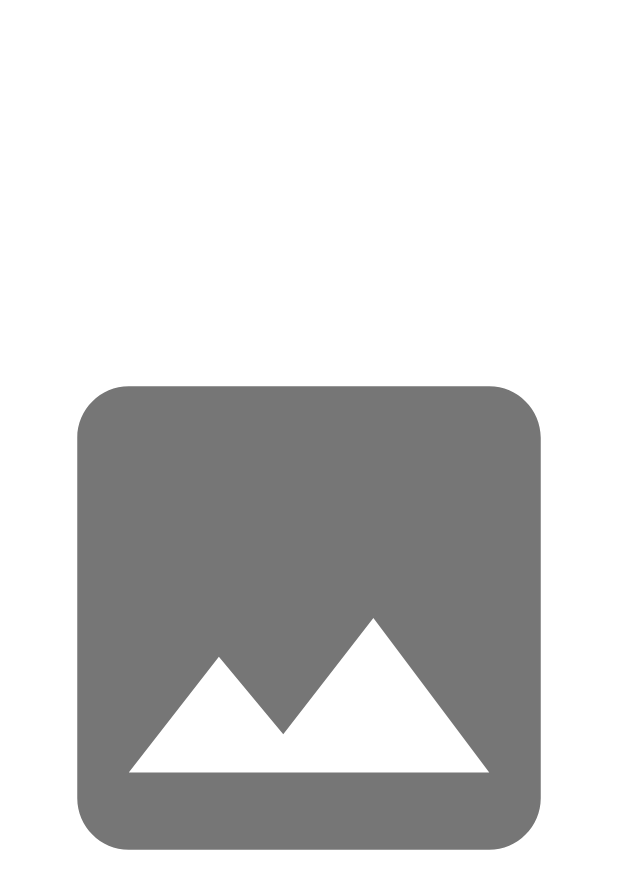
After one commit to ykwei1127/invAPP-app, an Android app: the ImagePage screen opened through its navigation route, on a phone screen of 412 x 824 dp. The commit adds this screen. Shown: the top 889 px of the screen. Run offline under Robolectric (Android 15) with nearby library versions, the phone set to English and light mode, and no system bars; our stand-ins replace Volley; network calls fail; pictures from the network do not load; Roboto replaces fonts that are not available here.

Commit message:
使用glide抓url圖片，點擊圖片後會進入fragment放大圖片(未介接)

```diff
--- a/app/build.gradle
+++ b/app/build.gradle
@@ -51,6 +51,9 @@ dependencies {
 //    implementation("com.squareup.okhttp3:okhttp")
 //    implementation("com.squareup.okhttp3:logging-interceptor")
 
+    implementation 'com.github.bumptech.glide:glide:4.12.0'
+    annotationProcessor 'com.github.bumptech.glide:compiler:4.12.0'
+
     implementation("com.android.volley:volley:1.2.1")
     implementation 'com.beust:klaxon:5.5'
 
--- /dev/null
+++ b/app/src/main/java/com/example/invapp/share/ImagePage.kt
@@ -0,0 +1,40 @@
+package com.example.invapp.share
+
+import android.os.Bundle
+import androidx.fragment.app.Fragment
+import android.view.LayoutInflater
+import android.view.View
+import android.view.ViewGroup
+import android.widget.ImageView
+import com.bumptech.glide.Glide
+import com.example.invapp.R
+
+
+class ImagePage : Fragment() {
+    override fun onCreate(savedInstanceState: Bundle?) {
+        super.onCreate(savedInstanceState)
+    }
+
+    override fun onCreateView(
+        inflater: LayoutInflater, container: ViewGroup?,
+        savedInstanceState: Bundle?
+    ): View? {
+        // Inflate the layout for this fragment
+        return inflater.inflate(R.layout.fragment_image_page, container, false)
+    }
+
+    override fun onActivityCreated(savedInstanceState: Bundle?) {
+        super.onActivityCreated(savedInstanceState)
+
+        val imageURL = arguments?.getString("imageURL").toString()
+        val imageView = requireView().findViewById<ImageView>(R.id.imageView_large)
+        Glide.with(this)
+            .load(imageURL)
+            .placeholder(R.drawable.ic_baseline_photo_24)
+            .into(imageView)
+        imageView.setOnClickListener {
+            requireActivity().onBackPressed()
+        }
+    }
+
+}
--- /dev/null
+++ b/app/src/main/res/layout/fragment_image_page.xml
@@ -0,0 +1,19 @@
+<?xml version="1.0" encoding="utf-8"?>
+<androidx.constraintlayout.widget.ConstraintLayout xmlns:android="http://schemas.android.com/apk/res/android"
+    xmlns:app="http://schemas.android.com/apk/res-auto"
+    xmlns:tools="http://schemas.android.com/tools"
+    android:layout_width="match_parent"
+    android:layout_height="match_parent"
+    tools:context=".share.ImagePage">
+
+    <ImageView
+        android:id="@+id/imageView_large"
+        android:layout_width="0dp"
+        android:layout_height="0dp"
+        android:src="@drawable/ic_baseline_photo_24"
+        app:layout_constraintBottom_toBottomOf="parent"
+        app:layout_constraintEnd_toEndOf="parent"
+        app:layout_constraintStart_toStartOf="parent"
+        app:layout_constraintTop_toTopOf="parent" />
+
+</androidx.constraintlayout.widget.ConstraintLayout>
--- a/app/src/main/res/layout/fragment_single_inventory_page.xml
+++ b/app/src/main/res/layout/fragment_single_inventory_page.xml
@@ -211,7 +211,8 @@
                 android:layout_width="0dp"
                 android:layout_height="60dp"
                 android:layout_weight="7"
-                android:src="@drawable/ic_baseline_photo_24" />
+                android:src="@drawable/ic_baseline_photo_24"
+                tools:ignore="SpeakableTextPresentCheck" />
         </TableRow>
     </TableLayout>
 
--- a/app/src/main/res/navigation/inventory_nav_graph.xml
+++ b/app/src/main/res/navigation/inventory_nav_graph.xml
@@ -55,10 +55,31 @@
         android:id="@+id/singleInventoryPage"
         android:name="com.example.invapp.inventory.SingleInventoryPage"
         android:label="fragment_single_inventory_page"
-        tools:layout="@layout/fragment_single_inventory_page" />
+        tools:layout="@layout/fragment_single_inventory_page" >
+        <action
+            android:id="@+id/action_singleInventoryPage_to_imagePage"
+            app:destination="@id/imagePage"
+            app:enterAnim="@anim/fragment_close_enter"
+            app:exitAnim="@anim/fragment_close_exit"
+            app:popEnterAnim="@anim/fragment_close_enter"
+            app:popExitAnim="@anim/fragment_close_exit" />
+    </fragment>
     <fragment
         android:id="@+id/firstTimeInventoryPage"
         android:name="com.example.invapp.inventory.FirstTimeInventoryPage"
         android:label="fragment_first_time_inventory_page"
-        tools:layout="@layout/fragment_first_time_inventory_page" />
+        tools:layout="@layout/fragment_first_time_inventory_page" >
+        <action
+            android:id="@+id/action_firstTimeInventoryPage_to_imagePage"
+            app:destination="@id/imagePage"
+            app:enterAnim="@anim/fragment_close_enter"
+            app:exitAnim="@anim/fragment_close_exit"
+            app:popEnterAnim="@anim/fragment_close_enter"
+            app:popExitAnim="@anim/fragment_close_exit" />
+    </fragment>
+    <fragment
+        android:id="@+id/imagePage"
+        android:name="com.example.invapp.share.ImagePage"
+        android:label="fragment_image_page"
+        tools:layout="@layout/fragment_image_page" />
 </navigation>
```
Also changed, not shown: app/src/main/java/com/example/invapp/inventory/FirstTimeInventoryPage.kt (+17 -0 lines), app/src/main/java/com/example/invapp/inventory/SingleInventoryPage.kt (+16 -0 lines), app/src/main/java/com/example/invapp/qrcode/ScanInventoryPage.kt (+15 -0 lines), app/src/main/res/navigation/qrcode_nav_graph.xml (+14 -1 lines).
